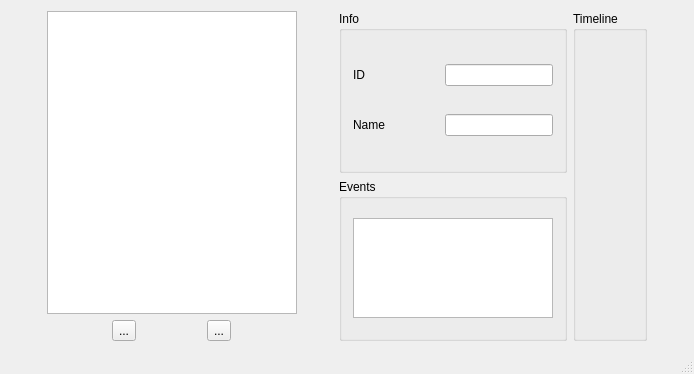
First picture: the form in mainwindow.ui, repository wasedaigo/samancing-roga, before the edit.
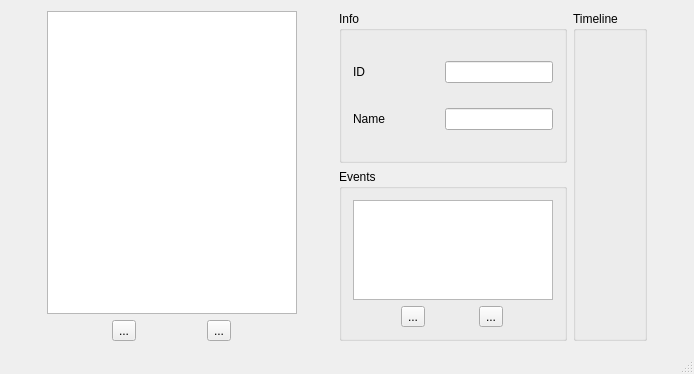
Second picture: the form after the edit. Icons and pictures are not drawn.

Commit message: EventData can be saved, made format a bit more smarter

```diff
--- a/mainwindow.ui
+++ b/mainwindow.ui
@@ -177,8 +177,56 @@
                    <height>100</height>
                   </size>
                  </property>
+                 <property name="columnCount">
+                  <number>1</number>
+                 </property>
+                 <attribute name="horizontalHeaderVisible">
+                  <bool>false</bool>
+                 </attribute>
+                 <attribute name="horizontalHeaderStretchLastSection">
+                  <bool>true</bool>
+                 </attribute>
+                 <attribute name="verticalHeaderVisible">
+                  <bool>false</bool>
+                 </attribute>
+                 <attribute name="verticalHeaderVisible">
+                  <bool>false</bool>
+                 </attribute>
+                 <attribute name="horizontalHeaderStretchLastSection">
+                  <bool>true</bool>
+                 </attribute>
+                 <attribute name="horizontalHeaderVisible">
+                  <bool>false</bool>
+                 </attribute>
+                 <column/>
                 </widget>
                </item>
+               <item>
+                <layout class="QHBoxLayout" name="horizontalLayout">
+                 <item>
+                  <widget class="QToolButton" name="addEventButton">
+                   <property name="text">
+                    <string>...</string>
+                   </property>
+                   <property name="icon">
+                    <iconset resource="ui.qrc">
+                     <normaloff>:/resource/add.png</normaloff>:/resource/add.png</iconset>
+                   </property>
+                  </widget>
+                 </item>
+                 <item>
+                  <widget class="QToolButton" name="removeEventButton">
+                   <property name="text">
+                    <string>...</string>
+                   </property>
+                   <property name="icon">
+                    <iconset resource="ui.qrc">
+                     <normaloff>:/resource/remove.png</normaloff>:/resource/remove.png</iconset>
+                   </property>
+                  </widget>
+                 </item>
+                </layout>
+               </item>
               </layout>
              </widget>
             </item>
```
Left out of the diff: 2 changed lines with no effect on the pictures. The commit also changes 6 other files.
